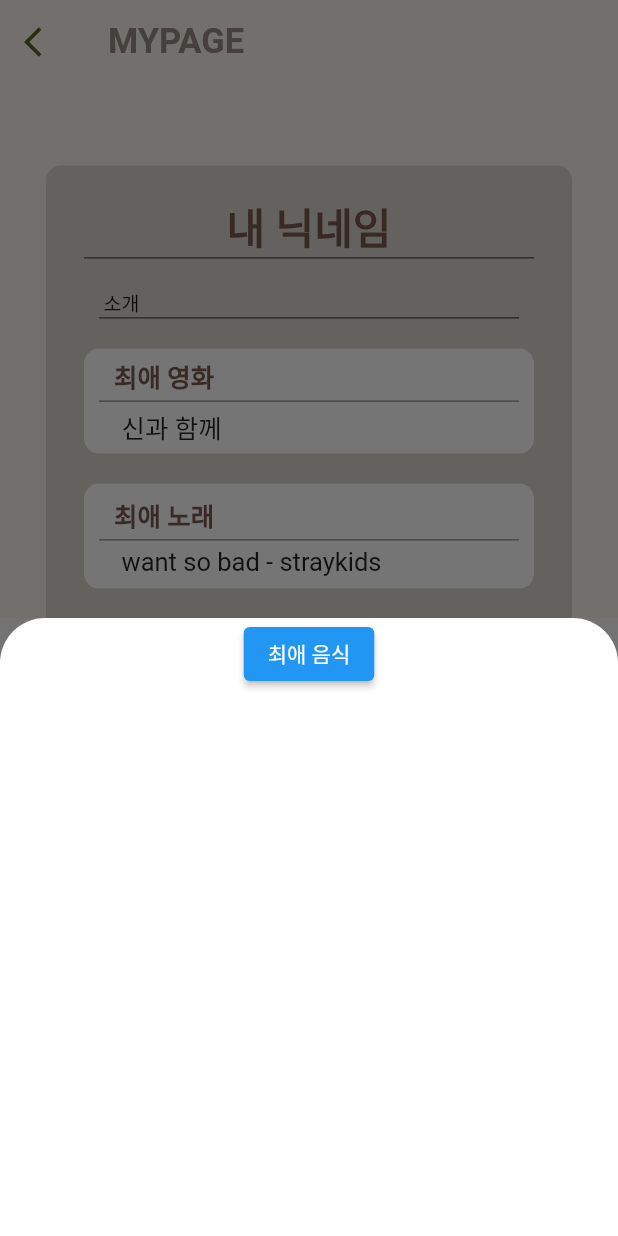
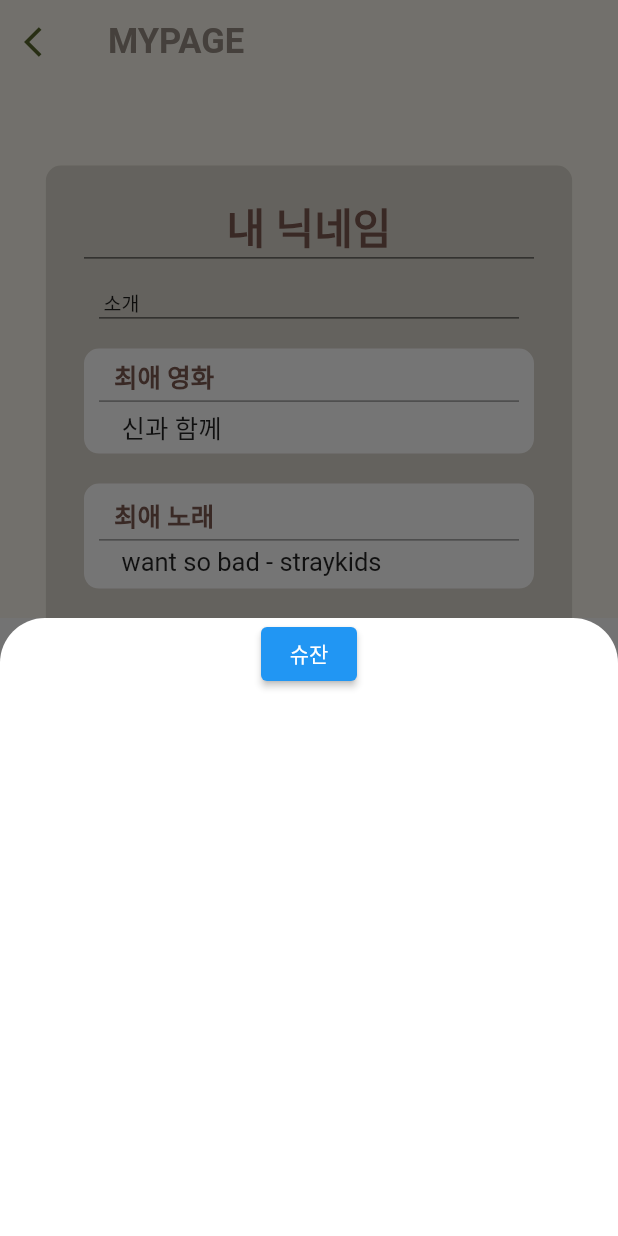
Before and after one commit to Emo-D-Project/Client1, a Flutter app: the mypage screen opened directly, after a tap on the "add circle" icon, on a phone screen of 412 x 824 dp. Run offline on Flutter 3.47's test engine with Material 2 defaults, Android fonts, the phone set to English and light mode, and no system bars; Roboto replaces fonts that are missing (cafe).

Commit message:
[front] test

```diff
--- a/lib/mypage.dart
+++ b/lib/mypage.dart
@@ -264,7 +264,7 @@ void plusDialog(context) {
                   onPressed: (){
                     _showDialog(context);
                   },
-                  child: Text("최애 음식"),
+                  child: Text("슈잔"),
               ),
               //TextButton(onPressed: onPressed, child: child),
               //TextButton(onPressed: onPressed, child: child),
```
